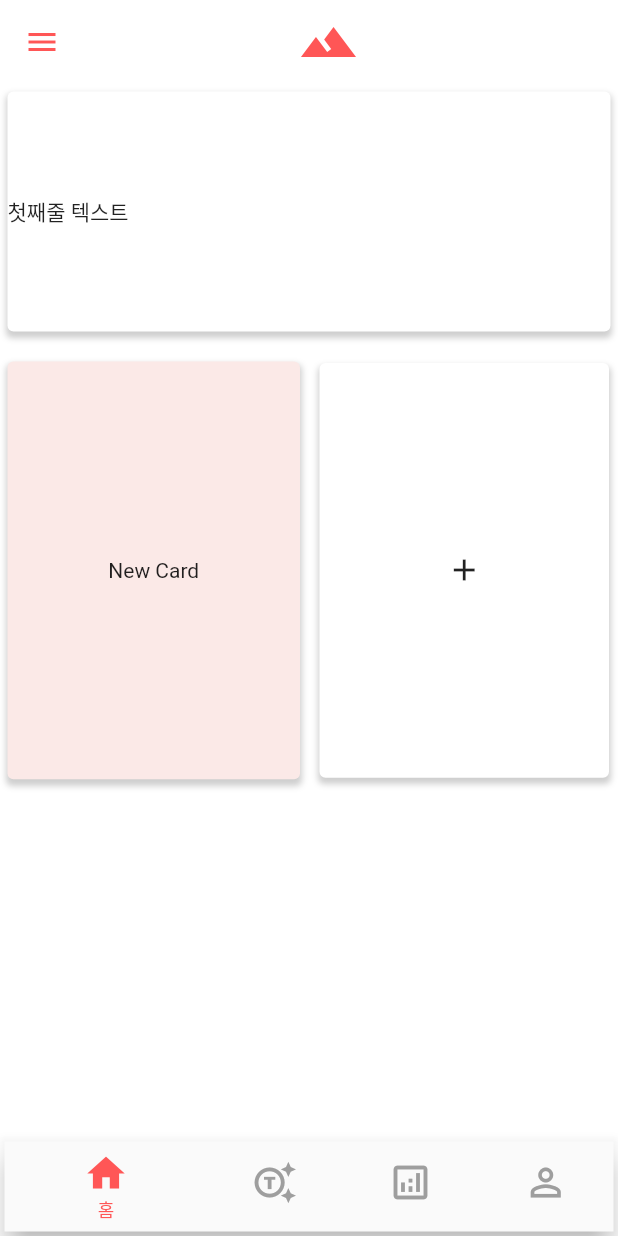
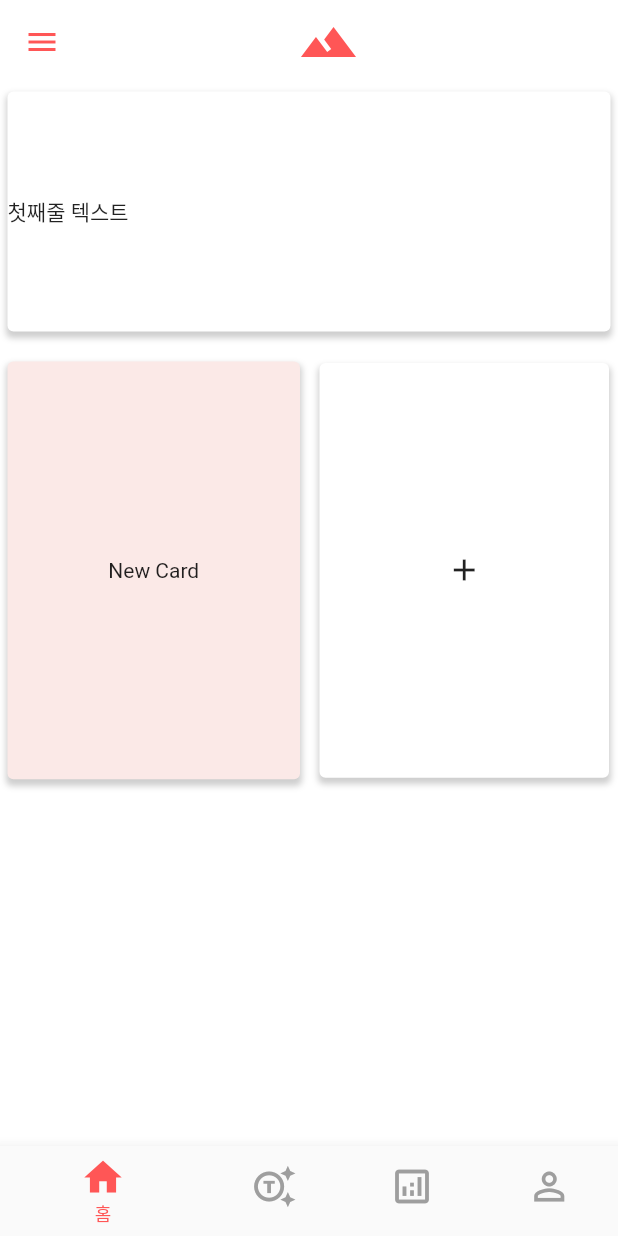
Before and after one commit to day0ung/mirea_on, a Flutter app: the HomeApp screen opened directly, after a tap on the "add" icon, on a phone screen of 412 x 824 dp. Run offline on Flutter 3.47's test engine with Material 2 defaults, Android fonts, the light colour scheme and no system bars.

Commit message:
chore : page정리

```diff
--- a/front-end/mirea_on/lib/pages/page_analyze.dart
+++ b/front-end/mirea_on/lib/pages/page_analyze.dart
@@ -13,9 +13,6 @@ class _AnalyzePage extends State<AnalyzePage>{
   Widget build(BuildContext context) {
     return Container(
       padding: const EdgeInsets.only(left: 20, right: 20),
-      decoration: BoxDecoration(
-        color: Colors.blue, // 블루로 설정
-      ),
       child: Row(
         children: [
           const SizedBox( height: 150),
--- a/front-end/mirea_on/lib/pages/page_lottery.dart
+++ b/front-end/mirea_on/lib/pages/page_lottery.dart
@@ -11,27 +11,33 @@ class _LotteryPage extends State<LotteryPage>{
 
   @override
   Widget build(BuildContext context) {
-    return Container(
-      padding: const EdgeInsets.only(left: 20, right: 20),
-      decoration: BoxDecoration(
-        color: Colors.blue, // 블루로 설정
-      ),
-      child: Row(
+    return Scrollbar(
+      child: ListView(
+        restorationId: 'list_demo_list_view',
+
+        // EdgeInsets.symmetric(vertical: 8) - 위 아래에 여백으로 8 픽셀을 추가합니다.
+        padding: const EdgeInsets.symmetric(vertical: 8),
+
         children: [
-          const SizedBox( height: 150),
 
-          Column(
-            crossAxisAlignment: CrossAxisAlignment.start,
-            children: const [
-              Text(
-                '프로필 페이지',
-                style:
-                TextStyle(color: Colors.black, fontWeight: FontWeight.bold),
-              ),
-            ],
-          ),
+          // 20개의 ListTile 위젯을 자식 위젯으로 추가합니다.
+          for (int index = 1; index < 21; index++)
+
+            ListTile(
+
+              // 숫자가 적힌 동그라미를 아이콘 자리에 배치합니다.
+                leading: ExcludeSemantics(
+                  child: CircleAvatar(child: Text('$index')),
+                ),
+
+                title: Text(
+                  "Title",
+                ),
+                subtitle: Text("subtitle")
+            ),
         ],
       ),
     );
+
   }
 }
--- a/front-end/mirea_on/lib/pages/page_profile.dart
+++ b/front-end/mirea_on/lib/pages/page_profile.dart
@@ -13,9 +13,7 @@ class _ProfilePage extends State<ProfilePage>{
   Widget build(BuildContext context) {
     return Container(
       padding: const EdgeInsets.only(left: 20, right: 20),
-      decoration: BoxDecoration(
-        color: Colors.blue, // 블루로 설정
-      ),
+
       child: Row(
         children: [
           const SizedBox( height: 150),
--- a/front-end/mirea_on/lib/pages/page_raffle.dart
+++ b/front-end/mirea_on/lib/pages/page_raffle.dart
@@ -2,8 +2,8 @@ import 'package:flutter/material.dart';
 import '../utils/colors.dart';
 import '../models/model_numbers.dart';
 
-class AppMountListView extends StatelessWidget {
-  const AppMountListView({Key? key}) : super(key: key);
+class AppNumberListView extends StatelessWidget {
+  const AppNumberListView({Key? key}) : super(key: key);
 
   @override
   Widget build(BuildContext context) {
@@ -12,8 +12,8 @@ class AppMountListView extends StatelessWidget {
       child: GridView.count(
         crossAxisCount: 7, // 열의 개수
         padding: const EdgeInsets.all(16.0), // 전체 패딩
-        mainAxisSpacing: 8.0, // 수직 간격
-        crossAxisSpacing: 8.0, // 수평 간격
+        mainAxisSpacing: 6.0, // 수직 간격
+        crossAxisSpacing: 6.0, // 수평 간격
         children: List.generate( 49,
             (index) => NumberButton(
           number: index + 1,
--- a/front-end/mirea_on/lib/pages/page_splash.dart
+++ b/front-end/mirea_on/lib/pages/page_splash.dart
@@ -14,7 +14,7 @@ class SplashPage extends StatelessWidget {
         Navigator.pushReplacement(
             context,
             MaterialPageRoute(
-              builder: (context) => const MountsApp(),
+              builder: (context) => const HomeApp(),
             ));
       },
     );
--- a/front-end/mirea_on/lib/screens/app_home.dart
+++ b/front-end/mirea_on/lib/screens/app_home.dart
@@ -57,7 +57,6 @@ class _HomeAppState extends State<HomeApp>{
           ),
         ),
         body: SafeArea(
-          // child: _widgetOptions.elementAt(_selectedIndex),
           child: PageView(
             controller: _pageController,
             children: _widgetOptions,
@@ -69,8 +68,8 @@ class _HomeAppState extends State<HomeApp>{
           ),
         ),
         bottomNavigationBar: Container(
+          color: Colors.white,
           margin: const EdgeInsets.only(top: 7),
-          padding: const EdgeInsets.all(3),
           child: BottomNavigationBar(
             backgroundColor: Colors.white,
             type: BottomNavigationBarType.shifting, //default fixed,
@@ -102,7 +101,7 @@ class _HomeAppState extends State<HomeApp>{
       _selectedIndex = index;
       _pageController.animateToPage(
         index,
-        duration: const Duration(milliseconds: 300),
+        duration: const Duration(milliseconds: 50),
         curve: Curves.easeInOut,
       );
     });
```
